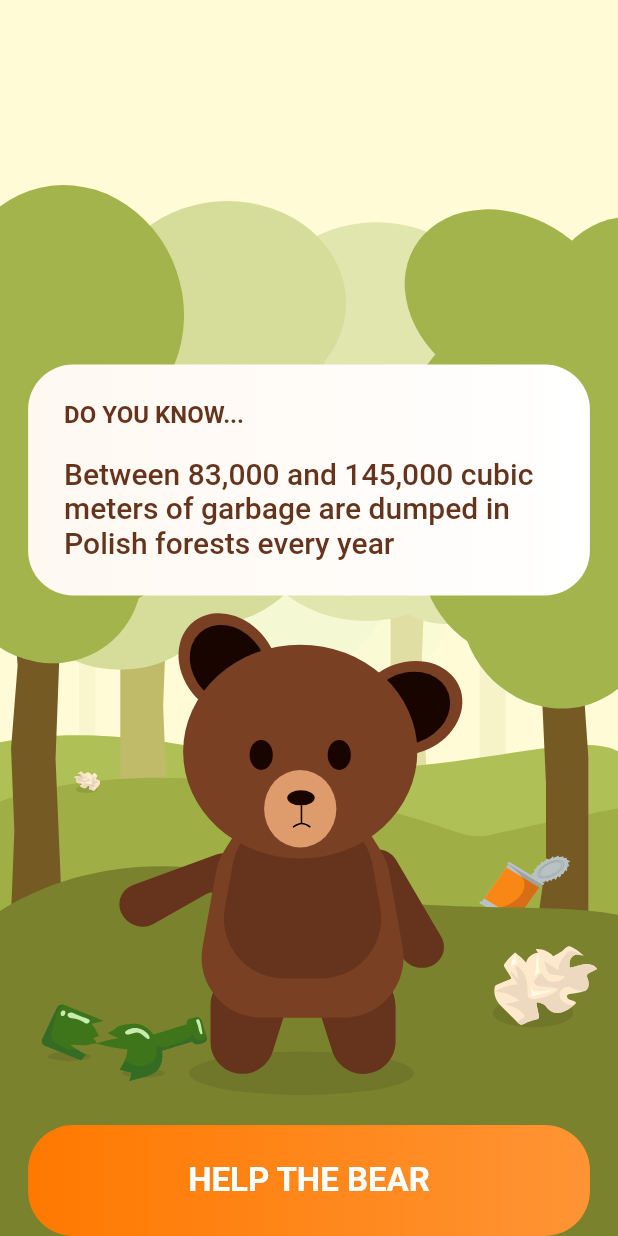
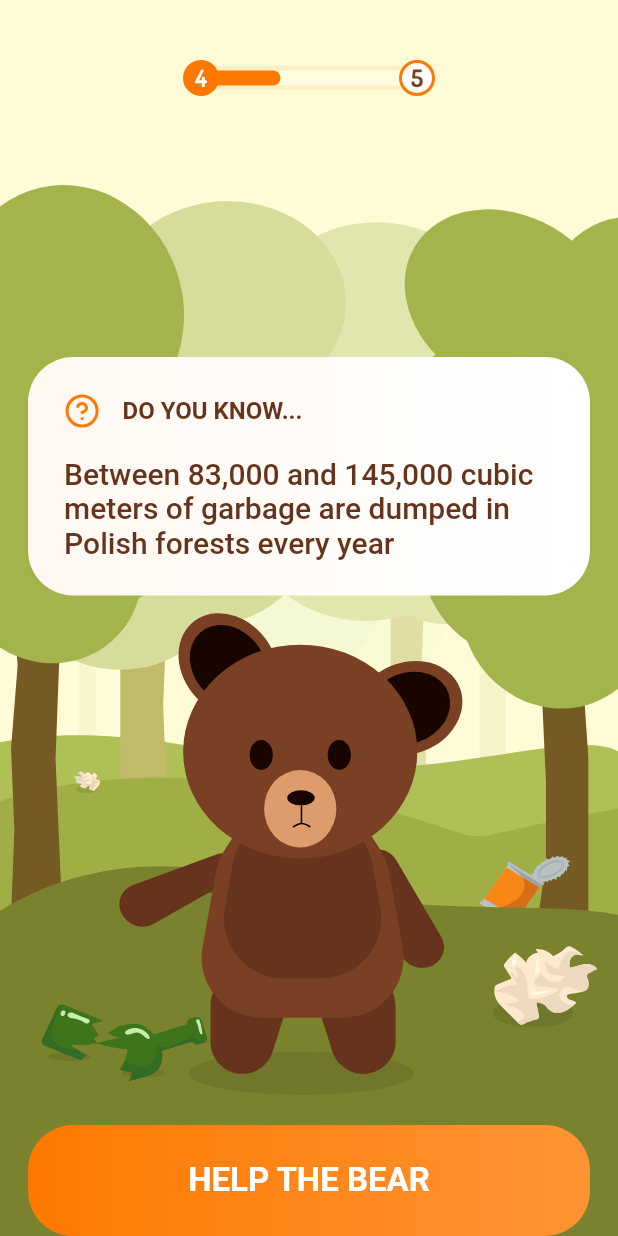
Before and after one commit to papril91/ecopet-hackyeah2022, a Flutter app: the screen it shows after launch, on a phone screen of 412 x 824 dp. Run offline on Flutter 3.47's test engine with Material 2 defaults, Android fonts, the phone set to English and light mode, and no system bars; our stand-ins replace flutter_svg, google_fonts, percent_indicator.

Commit message:
Level progress added

```diff
--- a/lib/view/screens/start_screen.dart
+++ b/lib/view/screens/start_screen.dart
@@ -64,6 +64,18 @@ class HomeScreen extends StatelessWidget {
                   child: Stack(
                     children: [
                       Positioned(
+                        top: 40,
+                        left: 0,
+                        right: 0,
+                        child: Row(
+                          mainAxisAlignment: MainAxisAlignment.center,
+                          children: [
+                            SvgPicture.asset('assets/icons/level-progress.svg',
+                                fit: BoxFit.fill),
+                          ],
+                        ),
+                      ),
+                      Positioned(
                         bottom: 0,
                         left: 0,
                         right: 0,
@@ -79,8 +91,14 @@ class HomeScreen extends StatelessWidget {
                               ),
                               child: Column(
                                 crossAxisAlignment: CrossAxisAlignment.start,
-                                children: const [
-                                  Text(
+                                children: [
+                                  Row(
+                                    children: [
+                                      SvgPicture.asset(
+                                          'assets/icons/help-circle.svg',
+                                          fit: BoxFit.fill),
+                                      const SizedBox(width: 15),
+                                      const Text(
                                         'DO YOU KNOW...',
                                         style: TextStyle(
                                           fontSize: 16,
@@ -88,8 +106,10 @@ class HomeScreen extends StatelessWidget {
                                           fontWeight: FontWeight.bold,
                                         ),
                                       ),
-                                  SizedBox(height: 18),
-                                  Text(
+                                    ],
+                                  ),
+                                  const SizedBox(height: 18),
+                                  const Text(
                                     'Between 83,000 and 145,000 cubic meters of garbage are dumped in Polish forests every year',
                                     style: TextStyle(
                                       fontSize: 20,
```
Also changed, not shown: assets/icons/help-circle.svg (added), assets/icons/level-progress.svg (added). Lines whose indentation alone changed are shown as unchanged.
